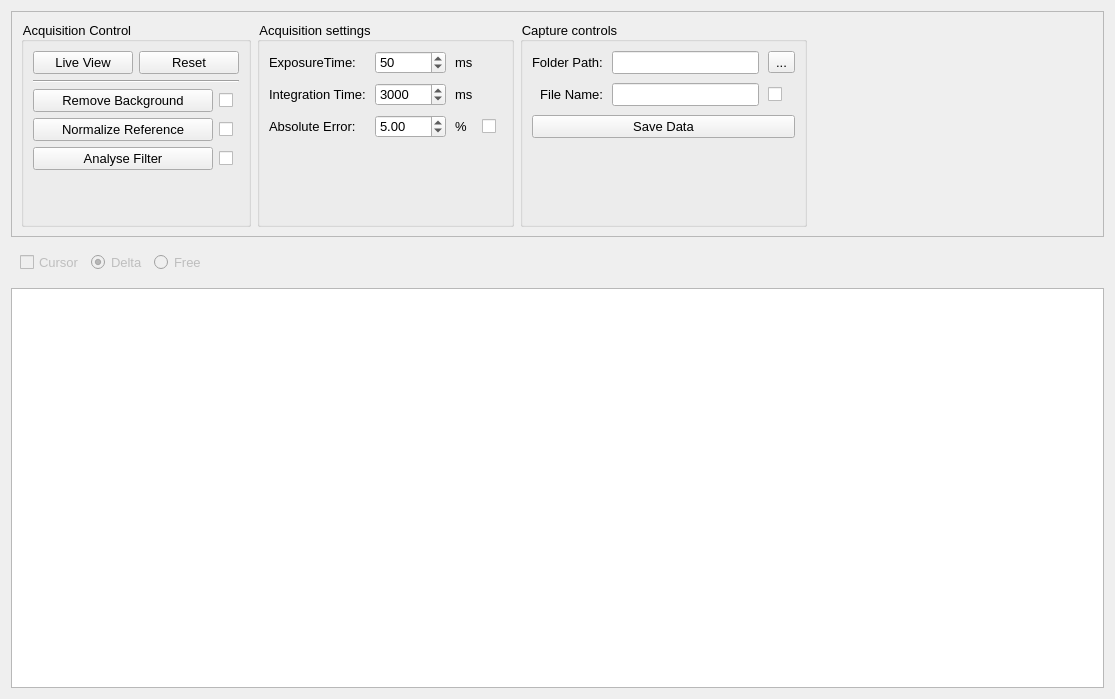
Old version of the form gui/views/filterViewUiDark.ui in the repository PyMarc2/OceanOpticsSpectroViewer.
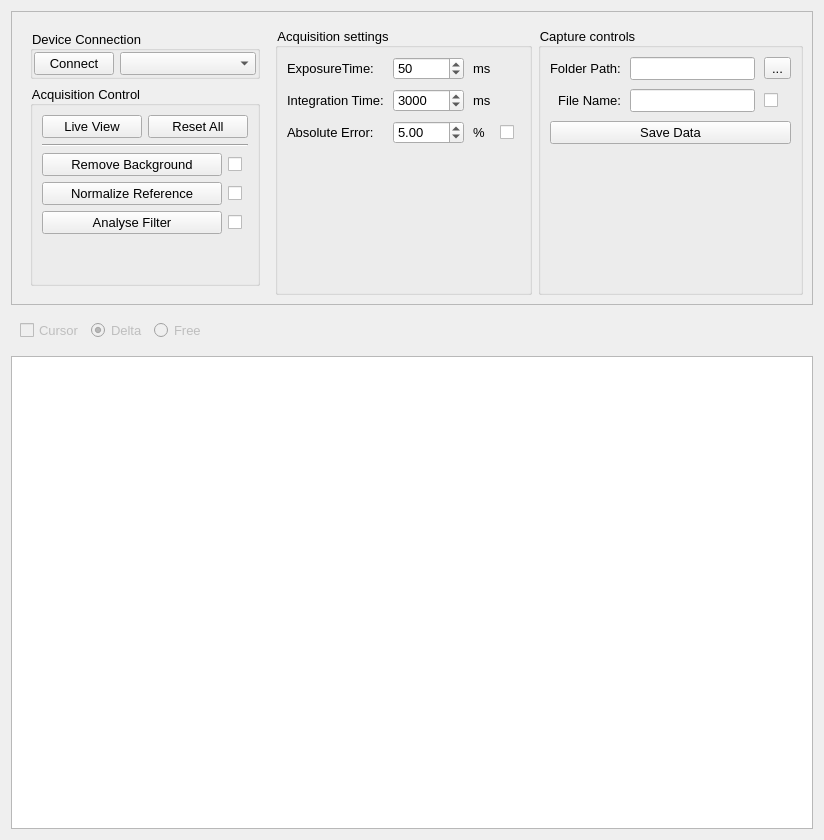
New version of the form. Custom widgets are drawn as their Qt base class.

What changed in the file:
```diff
--- a/gui/views/filterViewUiDark.ui
+++ b/gui/views/filterViewUiDark.ui
@@ -6,8 +6,8 @@
    <rect>
     <x>0</x>
     <y>0</y>
-    <width>1115</width>
-    <height>699</height>
+    <width>801</width>
+    <height>840</height>
    </rect>
   </property>
   <property name="windowTitle">
@@ -101,267 +101,24 @@
      <property name="frameShadow">
       <enum>QFrame::Raised</enum>
      </property>
-     <layout class="QHBoxLayout" name="horizontalLayout_2">
-      <item>
-       <widget class="QGroupBox" name="AcquisitionControl">
-        <property name="sizePolicy">
-         <sizepolicy hsizetype="Minimum" vsizetype="Preferred">
-          <horstretch>0</horstretch>
-          <verstretch>0</verstretch>
-         </sizepolicy>
+     <layout class="QGridLayout" name="gridLayout_5">
+      <item row="1" column="3">
+       <spacer name="horizontalSpacer_4">
+        <property name="orientation">
+         <enum>Qt::Horizontal</enum>
         </property>
-        <property name="autoFillBackground">
-         <bool>false</bool>
+        <property name="sizeType">
+         <enum>QSizePolicy::Expanding</enum>
         </property>
-        <property name="styleSheet">
-         <string notr="true">border-color: rgb(0, 0, 0);</string>
+        <property name="sizeHint" stdset="0">
+         <size>
+          <width>0</width>
+          <height>20</height>
+         </size>
         </property>
-        <property name="title">
-         <string>Acquisition Control</string>
-        </property>
-        <layout class="QVBoxLayout" name="verticalLayout">
-         <item>
-          <layout class="QHBoxLayout" name="horizontalLayout_4">
-           <item>
-            <widget class="QFlashButton" name="pb_liveView">
-             <property name="sizePolicy">
-              <sizepolicy hsizetype="Preferred" vsizetype="Fixed">
-               <horstretch>1</horstretch>
-               <verstretch>0</verstretch>
-              </sizepolicy>
-             </property>
-             <property name="minimumSize">
-              <size>
-               <width>100</width>
-               <height>0</height>
-              </size>
-             </property>
-             <property name="statusTip">
-              <string>Starts data reading from the SpectrumDevice</string>
-             </property>
-             <property name="styleSheet">
-              <string notr="true"/>
-             </property>
-             <property name="text">
-              <string>Live View</string>
-             </property>
-            </widget>
-           </item>
-           <item>
-            <widget class="QPushButton" name="pb_reset">
-             <property name="sizePolicy">
-              <sizepolicy hsizetype="Minimum" vsizetype="Fixed">
-               <horstretch>1</horstretch>
-               <verstretch>0</verstretch>
-              </sizepolicy>
-             </property>
-             <property name="minimumSize">
-              <size>
-               <width>100</width>
-               <height>0</height>
-              </size>
-             </property>
-             <property name="maximumSize">
-              <size>
-               <width>50</width>
-               <height>16777215</height>
-              </size>
-             </property>
-             <property name="statusTip">
-              <string>Resets the data and the view to initial parameters.</string>
-             </property>
-             <property name="text">
-              <string>Reset</string>
-             </property>
-            </widget>
-           </item>
-          </layout>
-         </item>
-         <item>
-          <widget class="Line" name="line">
-           <property name="orientation">
-            <enum>Qt::Horizontal</enum>
-           </property>
-          </widget>
-         </item>
-         <item>
-          <widget class="QWidget" name="widget_5" native="true">
-           <layout class="QHBoxLayout" name="horizontalLayout_6">
-            <property name="leftMargin">
-             <number>0</number>
-            </property>
-            <property name="topMargin">
-             <number>0</number>
-            </property>
-            <property name="rightMargin">
-             <number>0</number>
-            </property>
-            <property name="bottomMargin">
-             <number>0</number>
-            </property>
-            <item>
-             <layout class="QGridLayout" name="gridLayout_2">
-              <item row="2" column="0">
-               <widget class="QPushButton" name="pb_analyse">
-                <property name="sizePolicy">
-                 <sizepolicy hsizetype="Preferred" vsizetype="Fixed">
-                  <horstretch>0</horstretch>
-                  <verstretch>0</verstretch>
-                 </sizepolicy>
-                </property>
-                <property name="statusTip">
-                 <string>Will print a report for the OpticalDevice analysed.</string>
-                </property>
-                <property name="text">
-                 <string>Analyse Filter</string>
-                </property>
-               </widget>
-              </item>
-              <item row="0" column="1">
-               <widget class="QCheckBox" name="ind_rmBackground">
-                <property name="sizePolicy">
-                 <sizepolicy hsizetype="Fixed" vsizetype="Fixed">
-                  <horstretch>0</horstretch>
-                  <verstretch>0</verstretch>
-                 </sizepolicy>
-                </property>
-                <property name="text">
-                 <string/>
-                </property>
-                <property name="checkable">
-                 <bool>false</bool>
-                </property>
-               </widget>
-              </item>
-              <item row="2" column="1">
-               <widget class="QCheckBox" name="ind_analyse">
-                <property name="sizePolicy">
-                 <sizepolicy hsizetype="Fixed" vsizetype="Fixed">
-                  <horstretch>0</horstretch>
-                  <verstretch>0</verstretch>
-                 </sizepolicy>
-                </property>
-                <property name="text">
-                 <string/>
-                </property>
-                <property name="checkable">
-                 <bool>false</bool>
-                </property>
-               </widget>
-              </item>
-              <item row="0" column="0">
-               <widget class="QPushButton" name="pb_rmBackground">
-                <property name="sizePolicy">
-                 <sizepolicy hsizetype="Preferred" vsizetype="Fixed">
-                  <horstretch>0</horstretch>
-                  <verstretch>0</verstretch>
-                 </sizepolicy>
-                </property>
-                <property name="statusTip">
-                 <string>Acquires 1 data set. Will subtract to other data acquisition and readings.</string>
-                </property>
-                <property name="text">
-                 <string>Remove Background</string>
-                </property>
-               </widget>
-              </item>
-              <item row="1" column="0">
-               <widget class="QPushButton" name="pb_normalize">
-                <property name="sizePolicy">
-                 <sizepolicy hsizetype="Preferred" vsizetype="Fixed">
-                  <horstretch>0</horstretch>
-                  <verstretch>0</verstretch>
-                 </sizepolicy>
-                </property>
-                <property name="statusTip">
-                 <string>Will normalize the spectrum to allow for transmission/reflexion spectral analysis.</string>
-                </property>
-                <property name="styleSheet">
-                 <string notr="true"/>
-                </property>
-                <property name="text">
-                 <string>Normalize Reference</string>
-                </property>
-               </widget>
-              </item>
-              <item row="1" column="1">
-               <widget class="QCheckBox" name="ind_normalize">
-                <property name="sizePolicy">
-                 <sizepolicy hsizetype="Fixed" vsizetype="Fixed">
-                  <horstretch>0</horstretch>
-                  <verstretch>0</verstretch>
-                 </sizepolicy>
-                </property>
-                <property name="text">
-                 <string/>
-                </property>
-                <property name="iconSize">
-                 <size>
-                  <width>16</width>
-                  <height>16</height>
-                 </size>
-                </property>
-                <property name="checkable">
-                 <bool>false</bool>
-                </property>
-               </widget>
-              </item>
-             </layout>
-            </item>
-           </layout>
-          </widget>
-         </item>
-         <item>
-          <spacer name="verticalSpacer_2">
-           <property name="orientation">
-            <enum>Qt::Vertical</enum>
-           </property>
-           <property name="sizeType">
-            <enum>QSizePolicy::Minimum</enum>
-           </property>
-           <property name="sizeHint" stdset="0">
-            <size>
-             <width>20</width>
-             <height>0</height>
-            </size>
-           </property>
-          </spacer>
-         </item>
-         <item>
-          <spacer name="verticalSpacer_4">
-           <property name="orientation">
-            <enum>Qt::Vertical</enum>
-           </property>
-           <property name="sizeHint" stdset="0">
-            <size>
-             <width>20</width>
-             <height>40</height>
-            </size>
-           </property>
-          </spacer>
-         </item>
-         <item>
-          <widget class="QWidget" name="widget_6" native="true">
-           <layout class="QHBoxLayout" name="horizontalLayout_7">
-            <property name="leftMargin">
-             <number>0</number>
-            </property>
-            <property name="topMargin">
-             <number>0</number>
-            </property>
-            <property name="rightMargin">
-             <number>0</number>
-            </property>
-            <property name="bottomMargin">
-             <number>0</number>
-            </property>
-           </layout>
-          </widget>
-         </item>
-        </layout>
-       </widget>
+       </spacer>
       </item>
-      <item>
+      <item row="1" column="1">
        <widget class="QGroupBox" name="AcquisitionSettings">
         <property name="sizePolicy">
          <sizepolicy hsizetype="Minimum" vsizetype="Preferred">
@@ -568,11 +325,11 @@
         </layout>
        </widget>
       </item>
-      <item>
+      <item row="1" column="2">
        <widget class="QGroupBox" name="AcquisitionSettings_2">
         <property name="sizePolicy">
-         <sizepolicy hsizetype="Minimum" vsizetype="Preferred">
-          <horstretch>0</horstretch>
+         <sizepolicy hsizetype="MinimumExpanding" vsizetype="Preferred">
+          <horstretch>1</horstretch>
           <verstretch>0</verstretch>
          </sizepolicy>
         </property>
@@ -757,21 +514,286 @@
         </layout>
        </widget>
       </item>
-      <item>
-       <spacer name="horizontalSpacer_4">
-        <property name="orientation">
-         <enum>Qt::Horizontal</enum>
+      <item row="0" column="0" rowspan="2">
+       <widget class="QWidget" name="widget_4" native="true">
+        <property name="sizePolicy">
+         <sizepolicy hsizetype="Maximum" vsizetype="Preferred">
+          <horstretch>0</horstretch>
+          <verstretch>0</verstretch>
+         </sizepolicy>
         </property>
-        <property name="sizeType">
-         <enum>QSizePolicy::Expanding</enum>
-        </property>
-        <property name="sizeHint" stdset="0">
-         <size>
-          <width>0</width>
-          <height>20</height>
-         </size>
-        </property>
-       </spacer>
+        <layout class="QVBoxLayout" name="verticalLayout_4">
+         <item>
+          <widget class="QGroupBox" name="groupBox">
+           <property name="title">
+            <string>Device Connection</string>
+           </property>
+           <layout class="QGridLayout" name="gridLayout_6">
+            <property name="leftMargin">
+             <number>1</number>
+            </property>
+            <property name="topMargin">
+             <number>1</number>
+            </property>
+            <property name="rightMargin">
+             <number>1</number>
+            </property>
+            <property name="bottomMargin">
+             <number>1</number>
+            </property>
+            <item row="0" column="0">
+             <widget class="QPushButton" name="pushButton">
+              <property name="sizePolicy">
+               <sizepolicy hsizetype="Expanding" vsizetype="Fixed">
+                <horstretch>0</horstretch>
+                <verstretch>0</verstretch>
+               </sizepolicy>
+              </property>
+              <property name="text">
+               <string>Connect</string>
+              </property>
+             </widget>
+            </item>
+            <item row="0" column="1">
+             <widget class="QComboBox" name="comboBox">
+              <property name="sizePolicy">
+               <sizepolicy hsizetype="Expanding" vsizetype="Fixed">
+                <horstretch>1</horstretch>
+                <verstretch>0</verstretch>
+               </sizepolicy>
+              </property>
+             </widget>
+            </item>
+           </layout>
+          </widget>
+         </item>
+         <item>
+          <widget class="QGroupBox" name="AcquisitionControl">
+           <property name="sizePolicy">
+            <sizepolicy hsizetype="Minimum" vsizetype="Preferred">
+             <horstretch>0</horstretch>
+             <verstretch>0</verstretch>
+            </sizepolicy>
+           </property>
+           <property name="autoFillBackground">
+            <bool>false</bool>
+           </property>
+           <property name="styleSheet">
+            <string notr="true">border-color: rgb(0, 0, 0);</string>
+           </property>
+           <property name="title">
+            <string>Acquisition Control</string>
+           </property>
+           <layout class="QVBoxLayout" name="verticalLayout">
+            <item>
+             <layout class="QHBoxLayout" name="horizontalLayout_4">
+              <item>
+               <widget class="QFlashButton" name="pb_liveView">
+                <property name="sizePolicy">
+                 <sizepolicy hsizetype="Preferred" vsizetype="Fixed">
+                  <horstretch>1</horstretch>
+                  <verstretch>0</verstretch>
+                 </sizepolicy>
+                </property>
+                <property name="minimumSize">
+                 <size>
+                  <width>100</width>
+                  <height>0</height>
+                 </size>
+                </property>
+                <property name="statusTip">
+                 <string>Starts data reading from the SpectrumDevice</string>
+                </property>
+                <property name="styleSheet">
+                 <string notr="true"/>
+                </property>
+                <property name="text">
+                 <string>Live View</string>
+                </property>
+               </widget>
+              </item>
+              <item>
+               <widget class="QPushButton" name="pb_reset">
+                <property name="sizePolicy">
+                 <sizepolicy hsizetype="Minimum" vsizetype="Fixed">
+                  <horstretch>1</horstretch>
+                  <verstretch>0</verstretch>
+                 </sizepolicy>
+                </property>
+                <property name="minimumSize">
+                 <size>
+                  <width>100</width>
+                  <height>0</height>
+                 </size>
+                </property>
+                <property name="maximumSize">
+                 <size>
+                  <width>50</width>
+                  <height>16777215</height>
+                 </size>
+                </property>
+                <property name="statusTip">
+                 <string>Resets the data and the view to initial parameters.</string>
+                </property>
+                <property name="text">
+                 <string>Reset All</string>
+                </property>
+               </widget>
+              </item>
+             </layout>
+            </item>
+            <item>
+             <widget class="Line" name="line">
+              <property name="orientation">
+               <enum>Qt::Horizontal</enum>
+              </property>
+             </widget>
+            </item>
+            <item>
+             <widget class="QWidget" name="widget_5" native="true">
+              <layout class="QHBoxLayout" name="horizontalLayout_6">
+               <property name="leftMargin">
+                <number>0</number>
+               </property>
+               <property name="topMargin">
+                <number>0</number>
+               </property>
+               <property name="rightMargin">
+                <number>0</number>
+               </property>
+               <property name="bottomMargin">
+                <number>0</number>
+               </property>
+               <item>
+                <layout class="QGridLayout" name="gridLayout_2">
+                 <item row="2" column="0">
+                  <widget class="QPushButton" name="pb_analyse">
+                   <property name="sizePolicy">
+                    <sizepolicy hsizetype="Preferred" vsizetype="Fixed">
+                     <horstretch>0</horstretch>
+                     <verstretch>0</verstretch>
+                    </sizepolicy>
+                   </property>
+                   <property name="statusTip">
+                    <string>Will print a report for the OpticalDevice analysed.</string>
+                   </property>
+                   <property name="text">
+                    <string>Analyse Filter</string>
+                   </property>
+                  </widget>
+                 </item>
+                 <item row="0" column="1">
+                  <widget class="QCheckBox" name="ind_rmBackground">
+                   <property name="sizePolicy">
+                    <sizepolicy hsizetype="Fixed" vsizetype="Fixed">
+                     <horstretch>0</horstretch>
+                     <verstretch>0</verstretch>
+                    </sizepolicy>
+                   </property>
+                   <property name="text">
+                    <string/>
+                   </property>
+                   <property name="checkable">
+                    <bool>false</bool>
+                   </property>
+                  </widget>
+                 </item>
+                 <item row="2" column="1">
+                  <widget class="QCheckBox" name="ind_analyse">
+                   <property name="sizePolicy">
+                    <sizepolicy hsizetype="Fixed" vsizetype="Fixed">
+                     <horstretch>0</horstretch>
+                     <verstretch>0</verstretch>
+                    </sizepolicy>
+                   </property>
+                   <property name="text">
+                    <string/>
+                   </property>
+                   <property name="checkable">
+                    <bool>false</bool>
+                   </property>
+                  </widget>
+                 </item>
+                 <item row="0" column="0">
+                  <widget class="QPushButton" name="pb_rmBackground">
+                   <property name="sizePolicy">
+                    <sizepolicy hsizetype="Preferred" vsizetype="Fixed">
+                     <horstretch>0</horstretch>
+                     <verstretch>0</verstretch>
+                    </sizepolicy>
+                   </property>
+                   <property name="statusTip">
+                    <string>Acquires 1 data set. Will subtract to other data acquisition and readings.</string>
+                   </property>
+                   <property name="text">
+                    <string>Remove Background</string>
+                   </property>
+                  </widget>
+                 </item>
+                 <item row="1" column="0">
+                  <widget class="QPushButton" name="pb_normalize">
+                   <property name="sizePolicy">
+                    <sizepolicy hsizetype="Preferred" vsizetype="Fixed">
+                     <horstretch>0</horstretch>
+                     <verstretch>0</verstretch>
+                    </sizepolicy>
+                   </property>
+                   <property name="statusTip">
+                    <string>Will normalize the spectrum to allow for transmission/reflexion spectral analysis.</string>
+                   </property>
+                   <property name="styleSheet">
+                    <string notr="true"/>
+                   </property>
+                   <property name="text">
+                    <string>Normalize Reference</string>
+                   </property>
+                  </widget>
+                 </item>
+                 <item row="1" column="1">
+                  <widget class="QCheckBox" name="ind_normalize">
+                   <property name="sizePolicy">
+                    <sizepolicy hsizetype="Fixed" vsizetype="Fixed">
+                     <horstretch>0</horstretch>
+                     <verstretch>0</verstretch>
+                    </sizepolicy>
+                   </property>
+                   <property name="text">
+                    <string/>
+                   </property>
+                   <property name="iconSize">
+                    <size>
+                     <width>16</width>
+                     <height>16</height>
+                    </size>
+                   </property>
+                   <property name="checkable">
+                    <bool>false</bool>
+                   </property>
+                  </widget>
+                 </item>
+                </layout>
+               </item>
+              </layout>
+             </widget>
+            </item>
+            <item>
+             <spacer name="verticalSpacer_4">
+              <property name="orientation">
+               <enum>Qt::Vertical</enum>
+              </property>
+              <property name="sizeHint" stdset="0">
+               <size>
+                <width>20</width>
+                <height>40</height>
+               </size>
+              </property>
+             </spacer>
+            </item>
+           </layout>
+          </widget>
+         </item>
+        </layout>
+       </widget>
       </item>
      </layout>
     </widget>
```
Left out of the diff: 88 changed lines with no effect on the pictures.
